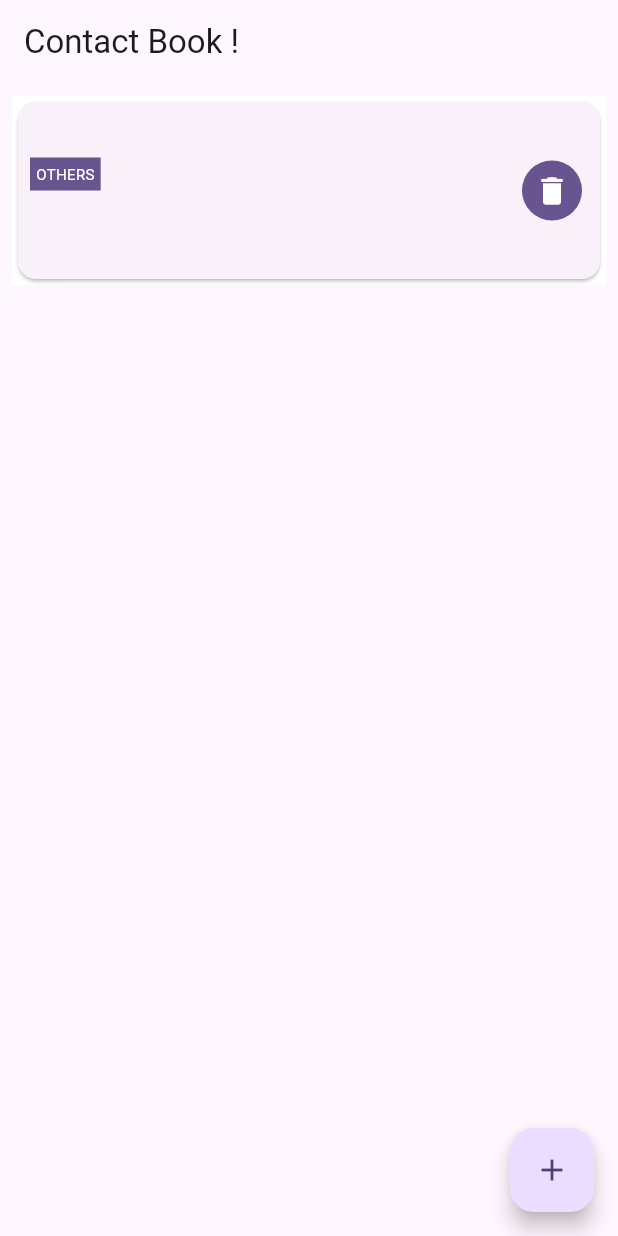
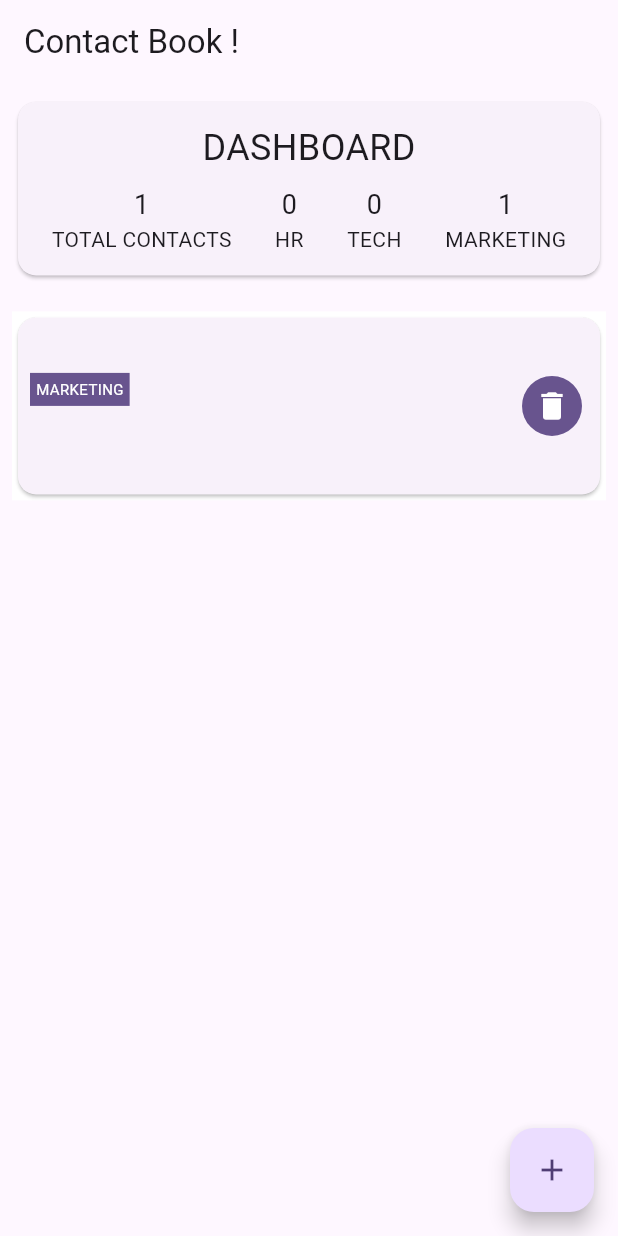
Before and after one commit to CrazyRikin/contact_book, a Flutter app: the AddContacts screen opened directly, after a tap on the "save alt" icon, on a phone screen of 412 x 824 dp. Run offline on Flutter 3.47's test engine with Material 3 defaults, Android fonts, the phone set to English and light mode, and no system bars; our stand-ins replace csv, file_picker; missing offline and left inert: external_path, fluttercontactpicker; network calls fail.

Commit message:
all tasks completed

```diff
--- a/lib/pages/add_contact.dart
+++ b/lib/pages/add_contact.dart
@@ -43,7 +43,8 @@ class _AddContactsState extends State<AddContacts> {
                         phoneController.text,
                         titleController.text,
                         workController.text,
-                        contactlistprovider.defaultGroup);
+                        contactlistprovider.defaultGroup,
+                        contactlistprovider.defaultDepartment);
                     Navigator.pop(context);
                   } catch (e) {
                     ScaffoldMessenger.of(context).showSnackBar(
@@ -150,6 +151,34 @@ class _AddContactsState extends State<AddContacts> {
                             .toList(),
                       ),
                     ],
+                  ),
+                  Row(
+                    children: [
+                      const Text(
+                        "Department",
+                        style: TextStyle(
+                            fontSize: 18, fontWeight: FontWeight.bold),
+                      ),
+                      const Spacer(),
+                      DropdownButton(
+                        value: contactlistprovider.defaultDepartment,
+                        onChanged: (value) {
+                          if (value == null) {
+                            return;
+                          }
+
+                          contactlistprovider.changeDepartment(value);
+                        },
+                        items: Department.values
+                            .map(
+                              (group) => DropdownMenuItem(
+                                value: group,
+                                child: Text(group.name.toUpperCase()),
+                              ),
+                            )
+                            .toList(),
+                      ),
+                    ],
                   )
                 ],
               ),
--- a/lib/pages/home_page.dart
+++ b/lib/pages/home_page.dart
@@ -1,5 +1,6 @@
 import 'package:contact_book/services/providers/contacts_provider.dart';
 import 'package:contact_book/widgets/HomePageWidgets/contacts/contacts_list_builder.dart';
+import 'package:contact_book/widgets/HomePageWidgets/dashboard.dart';
 import 'package:contact_book/widgets/HomePageWidgets/floating_button.dart';
 import 'package:flutter/material.dart';
 import 'package:provider/provider.dart';
@@ -28,9 +29,14 @@ class _HomePageState extends State<HomePage> {
                           },
                           child: const Text("Click to fetch contacts!"))
                       : const Column(
+                          mainAxisSize: MainAxisSize.min,
                           mainAxisAlignment: MainAxisAlignment.center,
                           crossAxisAlignment: CrossAxisAlignment.center,
-                          children: [Expanded(child: ContactListBuilder())],
+                          children: [
+                            DashBoard(),
+                            SizedBox(height: 20),
+                            Expanded(child: ContactListBuilder())
+                          ],
                         ),
                 ),
               ),
--- a/lib/services/model/contact_model.dart
+++ b/lib/services/model/contact_model.dart
@@ -1,8 +1,11 @@
 import 'package:uuid/uuid.dart';
 
-enum Group { crew,talent,extras,client,others }
+enum Group { crew, talent, extras, client, others }
+
+enum Department { hr, tech, marketing }
 
 class Contacts {
+  final Department dept;
   final String name;
   final String company;
   final String title;
@@ -18,13 +21,15 @@ class Contacts {
       required this.title,
       required this.phone,
       required this.email,
-      required this.group});
+      required this.group,
+      required this.dept});
   Contacts.addId(
       {required this.name,
       required this.company,
       required this.title,
       required this.phone,
       required this.email,
-      required this.group})
+      required this.group,
+      required this.dept})
       : id = const Uuid().v4();
 }
--- a/lib/services/providers/contacts_provider.dart
+++ b/lib/services/providers/contacts_provider.dart
@@ -11,8 +11,6 @@ import 'package:flutter/material.dart';
 import 'package:fluttercontactpicker/fluttercontactpicker.dart';
 import 'package:uuid/uuid.dart';
 
-List<String> saveOptions = ["Save To Device", "Save To Google"];
-
 class ContactListProvider extends ChangeNotifier {
   List<List<dynamic>> importedData = [];
   String? filePath;
@@ -25,7 +23,7 @@ class ContactListProvider extends ChangeNotifier {
 
   Group defaultGroup = Group.others;
 
-  String defaultSaveOption = 'Save To Google';
+  Department defaultDepartment = Department.marketing;
 
   List<Contacts> registeredContacts = [];
 
@@ -35,22 +33,24 @@ class ContactListProvider extends ChangeNotifier {
   }
 
   void addContact(String name, String? company, String phone, String? title,
-      String? email, Group? group) {
+      String? email, Group? group, Department? dept) {
     registeredContacts.add(Contacts.addId(
         name: name,
         company: company!,
         title: title!,
         phone: phone,
         email: email!,
-        group: group!));
+        group: group!,
+        dept: dept!));
     postContact(
         const Uuid().v4(), name, company, title, phone, email, group.name);
     listSorter();
     notifyListeners();
   }
 
-  void addContactFromImport(String id, String name, String? company,
-      String? title, String phone, String? email, Group? group) {
+  void addContactFromImport(String name, String? company, String? title,
+      String phone, String? email, Group? group, Department? dept) {
+    final id = const Uuid().v4();
     registeredContacts.add(Contacts(
         id: id,
         name: name,
@@ -58,10 +58,9 @@ class ContactListProvider extends ChangeNotifier {
         title: title!,
         phone: phone,
         email: email!,
-        group: group!));
-    postContact(
-        const Uuid().v4(), name, company, title, phone, email, group.name);
-    listSorter();
+        group: group!,
+        dept: dept!));
+    postContact(id, name, company, title, phone, email, group.name);
     notifyListeners();
   }
 
@@ -69,7 +68,6 @@ class ContactListProvider extends ChangeNotifier {
     var response = await makeCall();
     var responseList = response.contacts;
     for (final element in responseList!) {
-
       registeredContacts.add(Contacts(
           id: element.sId.toString(),
           name: element.name.toString(),
@@ -77,9 +75,9 @@ class ContactListProvider extends ChangeNotifier {
           title: element.title.toString(),
           phone: element.mobile.toString(),
           email: element.email.toString(),
-          group: defaultGroup));
+          group: defaultGroup,
+          dept: defaultDepartment));
     }
-
     listSorter();
     notifyListeners();
   }
@@ -92,14 +90,34 @@ class ContactListProvider extends ChangeNotifier {
     notifyListeners();
   }
 
-  void changeSaveOption(String value) {
-    defaultSaveOption = value;
+  void changeDepartment(Department dept) {
+    defaultDepartment = dept;
     notifyListeners();
   }
 
   void changeGroup(Group value) {
     defaultGroup = value;
     notifyListeners();
+  }
+
+  int hrCount() {
+    final copy = registeredContacts;
+    final count = copy.where((element) => element.dept == Department.hr).length;
+    return count;
+  }
+
+  int techCount() {
+    final copy = registeredContacts;
+    final count =
+        copy.where((element) => element.dept == Department.tech).length;
+    return count;
+  }
+
+  int marketingCount() {
+    final copy = registeredContacts;
+    final count =
+        copy.where((element) => element.dept == Department.marketing).length;
+    return count;
   }
 
   void updateFetchContact(FullContact value) {
--- a/lib/widgets/HomePageWidgets/contacts/contacts_list_builder.dart
+++ b/lib/widgets/HomePageWidgets/contacts/contacts_list_builder.dart
@@ -27,7 +27,7 @@ class ContactListBuilder extends StatelessWidget {
                     child: Padding(
                       padding: const EdgeInsets.all(4),
                       child: Text(
-                        contactlistprovider.registeredContacts[index].group.name
+                        contactlistprovider.registeredContacts[index].dept.name
                             .toString()
                             .toUpperCase(),
                         style: TextStyle(
--- a/lib/widgets/HomePageWidgets/dashboard.dart
+++ b/lib/widgets/HomePageWidgets/dashboard.dart
@@ -7,6 +7,78 @@ class DashBoard extends StatelessWidget {
 
   @override
   Widget build(BuildContext context) {
-    return Consumer<ContactListProvider>(builder: (context, contactlistprovider, child) => Container(child: Card(child: Row(children: [Column(),],)),));
+    return Consumer<ContactListProvider>(
+      builder: (context, contactlistprovider, child) => Container(
+        decoration: const BoxDecoration(
+            color: Color.fromARGB(0, 255, 255, 255),
+            borderRadius: BorderRadius.all(Radius.circular(6))),
+        height: MediaQuery.of(context).size.height * 0.15,
+        child: Center(
+          child: Card(
+            child: Padding(
+              padding: const EdgeInsets.all(8.0),
+              child: Column(
+                mainAxisAlignment: MainAxisAlignment.center,
+                children: [
+                  const Text("DASHBOARD",
+                      style: TextStyle(
+                        fontSize: 24,
+                        fontWeight: FontWeight.w400,
+                      )),
+                  const SizedBox(height: 8),
+                  Row(
+                    crossAxisAlignment: CrossAxisAlignment.center,
+                    mainAxisAlignment: MainAxisAlignment.spaceAround,
+                    children: [
+                      Column(
+                        mainAxisAlignment: MainAxisAlignment.center,
+                        children: [
+                          Text(
+                            contactlistprovider.registeredContacts.length
+                                .toString(),
+                            style: const TextStyle(fontSize: 18),
+                          ),
+                          const Text("TOTAL CONTACTS")
+                        ],
+                      ),
+                      Column(
+                        mainAxisAlignment: MainAxisAlignment.center,
+                        children: [
+                          Text(
+                            contactlistprovider.hrCount().toString(),
+                            style: const TextStyle(fontSize: 18),
+                          ),
+                          const Text("HR")
+                        ],
+                      ),
+                      Column(
+                        mainAxisAlignment: MainAxisAlignment.center,
+                        children: [
+                          Text(
+                            contactlistprovider.techCount().toString(),
+                            style: const TextStyle(fontSize: 18),
+                          ),
+                          const Text("TECH")
+                        ],
+                      ),
+                      Column(
+                        mainAxisAlignment: MainAxisAlignment.center,
+                        children: [
+                          Text(
+                            contactlistprovider.marketingCount().toString(),
+                            style: const TextStyle(fontSize: 18),
+                          ),
+                          const Text("MARKETING")
+                        ],
+                      ),
+                    ],
+                  ),
+                ],
+              ),
+            ),
+          ),
+        ),
+      ),
+    );
   }
 }
```
Also changed, not shown: lib/pages/import_contacts.dart (+10 -9 lines), lib/pages/import_device_contact.dart (+12 -7 lines).
